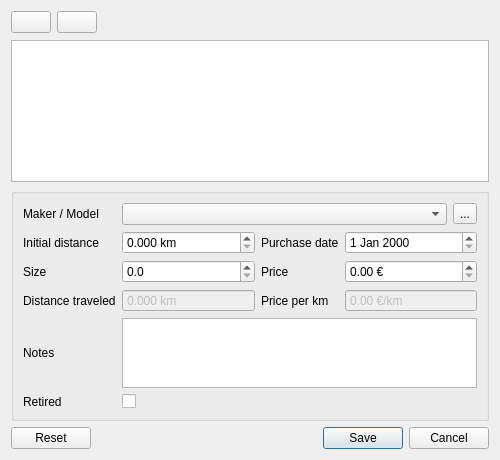
The window that running/src/views/tableviews/shoeview.ui (electri/running) describes before a commit, drawn with Qt 5.
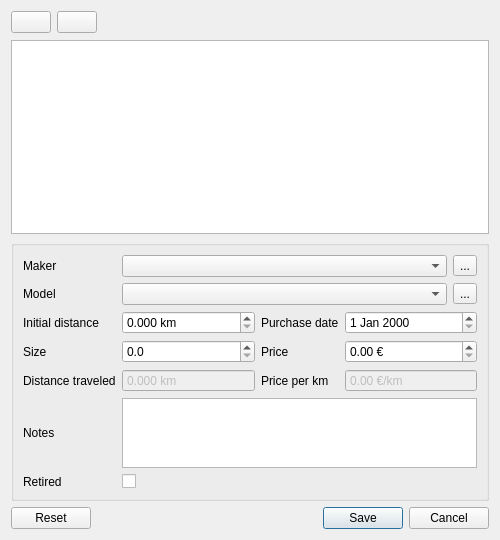
The same window after the commit. Icons and pictures are not drawn.

Patch:
```diff
--- a/running/src/views/tableviews/shoeview.ui
+++ b/running/src/views/tableviews/shoeview.ui
@@ -10,7 +10,7 @@
     <x>0</x>
     <y>0</y>
     <width>500</width>
-    <height>460</height>
+    <height>540</height>
    </rect>
   </property>
   <property name="windowTitle">
@@ -87,9 +87,37 @@
       <string/>
      </property>
      <layout class="QGridLayout" name="gridLayout">
+      <item row="0" column="0">
+       <widget class="QLabel" name="label_4">
+        <property name="text">
+         <string>Maker</string>
+        </property>
+       </widget>
+      </item>
       <item row="0" column="1" colspan="3">
        <layout class="QHBoxLayout" name="horizontalLayout_4">
         <item>
+         <widget class="QComboBox" name="shoeMakerComboBox"/>
+        </item>
+        <item>
+         <widget class="QToolButton" name="shoeMakerToolButton">
+          <property name="text">
+           <string>...</string>
+          </property>
+         </widget>
+        </item>
+       </layout>
+      </item>
+      <item row="1" column="0">
+       <widget class="QLabel" name="label">
+        <property name="text">
+         <string>Model</string>
+        </property>
+       </widget>
+      </item>
+      <item row="1" column="1" colspan="3">
+       <layout class="QHBoxLayout" name="horizontalLayout_5">
+        <item>
          <widget class="QComboBox" name="shoeModelComboBox"/>
         </item>
         <item>
@@ -101,7 +129,7 @@
         </item>
        </layout>
       </item>
-      <item row="1" column="0">
+      <item row="2" column="0">
        <widget class="QLabel" name="label_7">
         <property name="text">
          <string>Initial distance</string>
@@ -111,7 +139,7 @@
         </property>
        </widget>
       </item>
-      <item row="1" column="1">
+      <item row="2" column="1">
        <widget class="QDoubleSpinBox" name="initialDistanceDoubleSpinBox">
         <property name="sizePolicy">
          <sizepolicy hsizetype="Minimum" vsizetype="Fixed">
@@ -130,7 +158,7 @@
         </property>
        </widget>
       </item>
-      <item row="1" column="2">
+      <item row="2" column="2">
        <widget class="QLabel" name="label_8">
         <property name="text">
          <string>Purchase date</string>
@@ -140,7 +168,7 @@
         </property>
        </widget>
       </item>
-      <item row="1" column="3">
+      <item row="2" column="3">
        <widget class="QDateEdit" name="purchaseDateDateEdit">
         <property name="sizePolicy">
          <sizepolicy hsizetype="Minimum" vsizetype="Fixed">
@@ -150,7 +178,7 @@
         </property>
        </widget>
       </item>
-      <item row="2" column="0">
+      <item row="3" column="0">
        <widget class="QLabel" name="label_9">
         <property name="text">
          <string>Size</string>
@@ -160,7 +188,7 @@
         </property>
        </widget>
       </item>
-      <item row="2" column="1">
+      <item row="3" column="1">
        <widget class="QDoubleSpinBox" name="sizeDoubleSpinBox">
         <property name="decimals">
          <number>1</number>
@@ -176,7 +204,7 @@
         </property>
        </widget>
       </item>
-      <item row="2" column="2">
+      <item row="3" column="2">
        <widget class="QLabel" name="label_10">
         <property name="text">
          <string>Price</string>
@@ -186,7 +214,7 @@
         </property>
        </widget>
       </item>
-      <item row="2" column="3">
+      <item row="3" column="3">
        <widget class="QDoubleSpinBox" name="priceDoubleSpinBox">
         <property name="suffix">
          <string> €</string>
@@ -196,7 +224,7 @@
         </property>
        </widget>
       </item>
-      <item row="3" column="0">
+      <item row="4" column="0">
        <widget class="QLabel" name="label_11">
         <property name="text">
          <string>Distance traveled</string>
@@ -206,7 +234,7 @@
         </property>
        </widget>
       </item>
-      <item row="3" column="1">
+      <item row="4" column="1">
        <widget class="QDoubleSpinBox" name="distanceDoubleSpinBox">
         <property name="enabled">
          <bool>false</bool>
@@ -225,7 +253,7 @@
         </property>
        </widget>
       </item>
-      <item row="3" column="2">
+      <item row="4" column="2">
        <widget class="QLabel" name="label_12">
         <property name="text">
          <string>Price per km</string>
@@ -235,7 +263,23 @@
         </property>
        </widget>
       </item>
-      <item row="4" column="0">
+      <item row="4" column="3">
+       <widget class="QDoubleSpinBox" name="pricePerDistanceDoubleSpinBox">
+        <property name="enabled">
+         <bool>false</bool>
+        </property>
+        <property name="buttonSymbols">
+         <enum>QAbstractSpinBox::NoButtons</enum>
+        </property>
+        <property name="suffix">
+         <string> €/km</string>
+        </property>
+        <property name="maximum">
+         <double>999.990000000000009</double>
+        </property>
+       </widget>
+      </item>
+      <item row="5" column="0">
        <widget class="QLabel" name="label_6">
         <property name="text">
          <string>Notes</string>
@@ -245,46 +289,23 @@
         </property>
        </widget>
       </item>
-      <item row="4" column="1" colspan="3">
+      <item row="5" column="1" colspan="3">
        <widget class="QPlainTextEdit" name="notesPlainTextEdit"/>
       </item>
-      <item row="3" column="3">
-       <widget class="QDoubleSpinBox" name="pricePerDistanceDoubleSpinBox">
-        <property name="enabled">
-         <bool>false</bool>
-        </property>
-        <property name="buttonSymbols">
-         <enum>QAbstractSpinBox::NoButtons</enum>
-        </property>
-        <property name="suffix">
-         <string> €/km</string>
-        </property>
-        <property name="maximum">
-         <double>999.990000000000009</double>
-        </property>
-       </widget>
-      </item>
-      <item row="5" column="0">
+      <item row="6" column="0">
        <widget class="QLabel" name="label_3">
         <property name="text">
          <string>Retired</string>
         </property>
        </widget>
       </item>
-      <item row="5" column="1">
+      <item row="6" column="1">
        <widget class="QCheckBox" name="retiredCheckBox">
         <property name="text">
          <string/>
         </property>
        </widget>
       </item>
-      <item row="0" column="0">
-       <widget class="QLabel" name="label_4">
-        <property name="text">
-         <string>Maker / Model</string>
-        </property>
-       </widget>
-      </item>
      </layout>
     </widget>
    </item>
```
Left out of the diff: 24 changed lines with no effect on the pictures.
